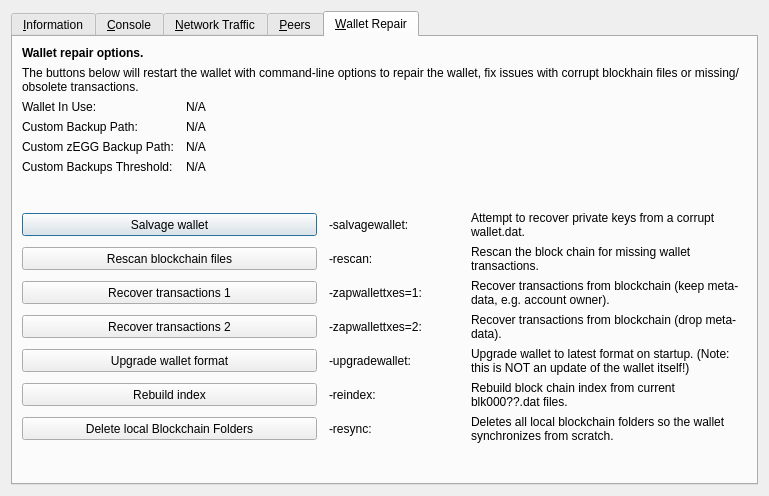
The window that src/qt/forms/rpcconsole.ui (KingricharVD/DSW) describes before a commit, drawn with Qt 5.
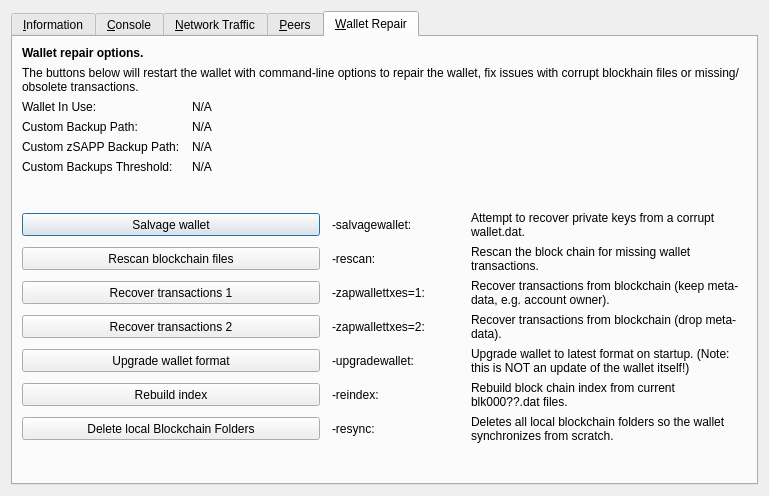
The same window after the commit. The open tabs and pages were chosen to show the change. Icons and pictures are not drawn. Custom widgets are drawn as their Qt base class.

Patch:
```diff
--- a/src/qt/forms/rpcconsole.ui
+++ b/src/qt/forms/rpcconsole.ui
@@ -1333,7 +1333,7 @@
           <bool>false</bool>
          </property>
          <property name="text">
-          <string>Custom zEGG Backup Path:</string>
+          <string>Custom zSAPP Backup Path:</string>
          </property>
         </widget>
        </item>
```
Left out of the diff: 2 changed lines with no effect on the pictures.
